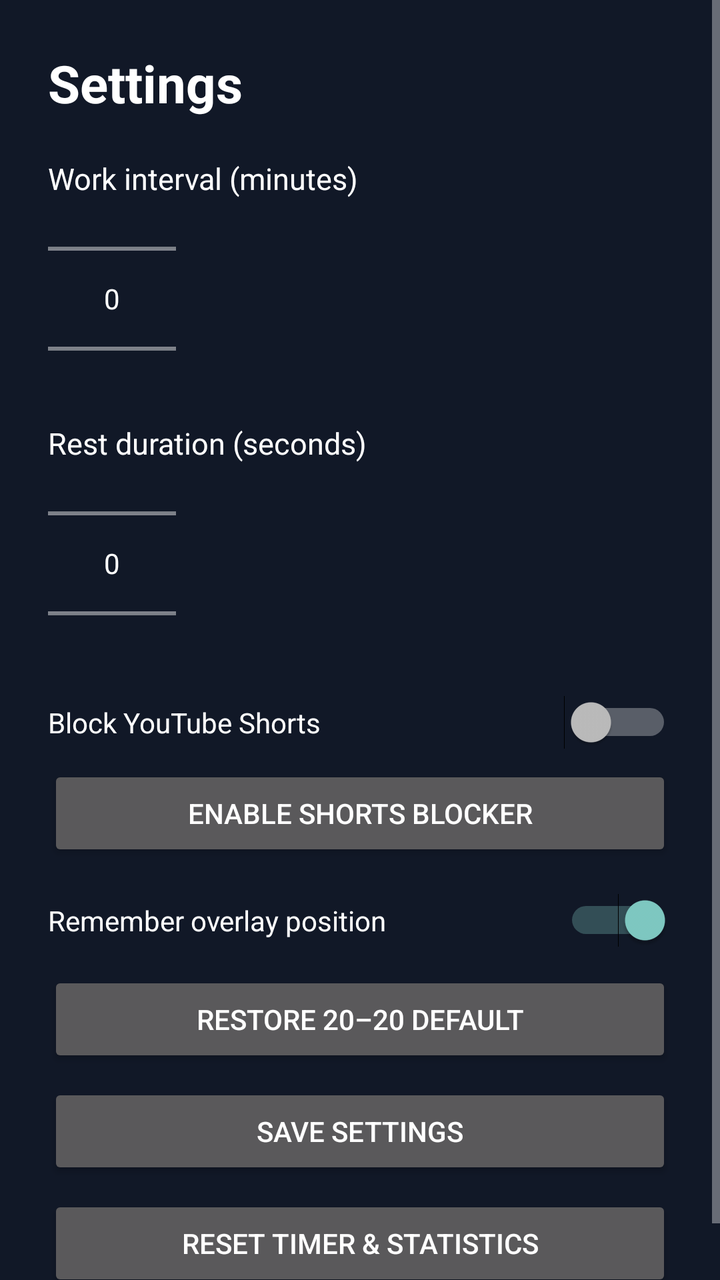
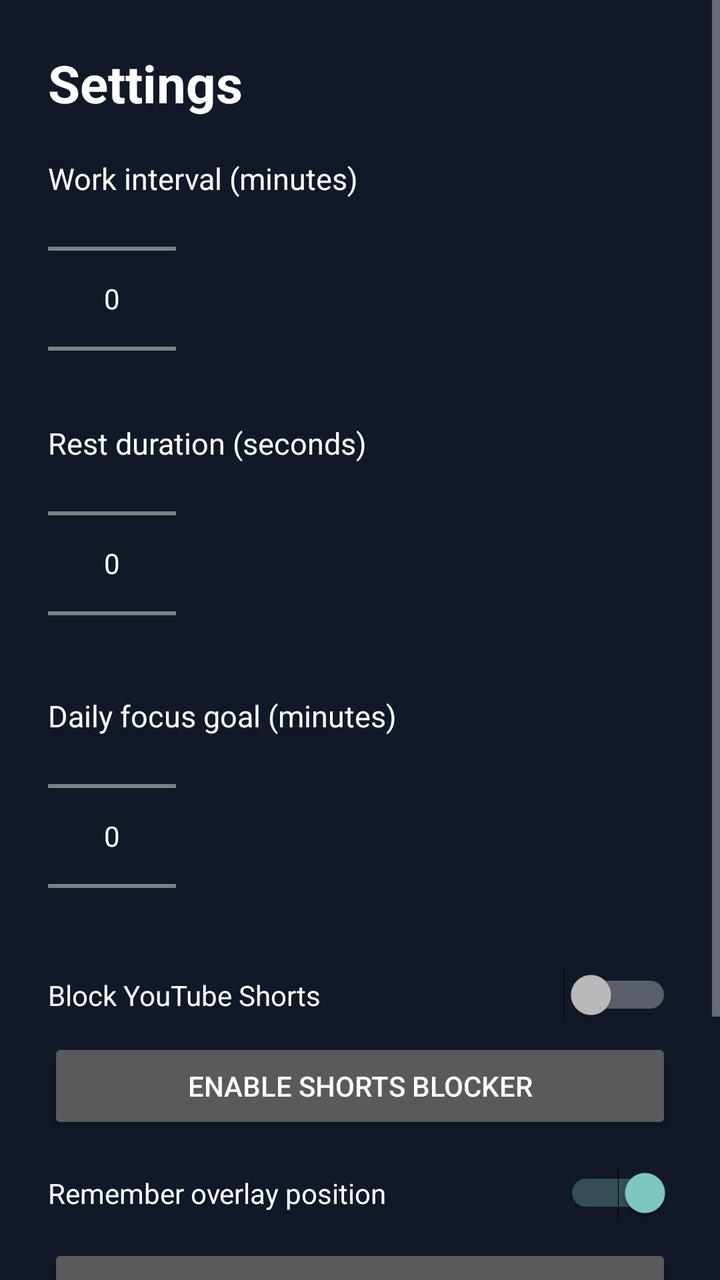

Screens rendered from an Android XML layout before and after an edit, with the pre-edit source and the edit as a unified diff.
<!-- AndroidManifest.xml: application theme Theme.AppCompat.NoActionBar -->
<!-- res/layout/activity_settings.xml -->
<?xml version="1.0" encoding="utf-8"?>
<ScrollView xmlns:android="http://schemas.android.com/apk/res/android"
    android:layout_width="match_parent"
    android:layout_height="match_parent"
    android:background="#111827">

    <LinearLayout
        android:layout_width="match_parent"
        android:layout_height="wrap_content"
        android:orientation="vertical"
        android:padding="24dp">

        <TextView
            android:layout_width="wrap_content"
            android:layout_height="wrap_content"
            android:text="Settings"
            android:textColor="#FFFFFF"
            android:textSize="26sp"
            android:textStyle="bold"
            android:layout_marginBottom="20dp"/>

        <TextView
            android:layout_width="wrap_content"
            android:layout_height="wrap_content"
            android:text="Work interval (minutes)"
            android:textColor="#FFFFFF"
            android:textSize="15sp"/>

        <NumberPicker
            android:id="@+id/settingsWorkPicker"
            android:layout_width="wrap_content"
            android:layout_height="100dp"
            android:layout_marginBottom="12dp"/>

        <TextView
            android:layout_width="wrap_content"
            android:layout_height="wrap_content"
            android:text="Rest duration (seconds)"
            android:textColor="#FFFFFF"
            android:textSize="15sp"/>

        <NumberPicker
            android:id="@+id/settingsRestPicker"
            android:layout_width="wrap_content"
            android:layout_height="100dp"
            android:layout_marginBottom="16dp"/>

        <Switch
            android:id="@+id/blockYoutubeShortsSwitch"
            android:layout_width="match_parent"
            android:layout_height="wrap_content"
            android:text="Block YouTube Shorts"
            android:textColor="#FFFFFF"
            android:layout_marginBottom="8dp"/>

        <Button
            android:id="@+id/enableShortsBlockerButton"
            android:layout_width="match_parent"
            android:layout_height="wrap_content"
            android:text="Enable Shorts Blocker"
            android:layout_marginBottom="16dp"/>

        <Switch
            android:id="@+id/keepOverlayPositionSwitch"
            android:layout_width="match_parent"
            android:layout_height="wrap_content"
            android:text="Remember overlay position"
            android:textColor="#FFFFFF"
            android:checked="true"
            android:layout_marginBottom="12dp"/>

        <Button
            android:id="@+id/preset2020Button"
            android:layout_width="match_parent"
            android:layout_height="wrap_content"
            android:text="Restore 20–20 default"
            android:layout_marginBottom="8dp"/>

        <Button
            android:id="@+id/saveSettingsButton"
            android:layout_width="match_parent"
            android:layout_height="wrap_content"
            android:text="Save Settings"
            android:layout_marginBottom="8dp"/>

        <Button
            android:id="@+id/resetStatsButton"
            android:layout_width="match_parent"
            android:layout_height="wrap_content"
            android:text="Reset Timer &amp; Statistics"/>
    </LinearLayout>
</ScrollView>
<!-- resources referenced by this layout -->
<resources>

</resources>

<!-- the commit's change to res/layout/activity_settings.xml (unified diff, before → after) -->
@@ -41,6 +41,19 @@
 
         <NumberPicker
             android:id="@+id/settingsRestPicker"
+            android:layout_width="wrap_content"
+            android:layout_height="100dp"
+            android:layout_marginBottom="16dp"/>
+
+        <TextView
+            android:layout_width="wrap_content"
+            android:layout_height="wrap_content"
+            android:text="Daily focus goal (minutes)"
+            android:textColor="#FFFFFF"
+            android:textSize="15sp"/>
+
+        <NumberPicker
+            android:id="@+id/focusGoalPicker"
             android:layout_width="wrap_content"
             android:layout_height="100dp"
             android:layout_marginBottom="16dp"/>
